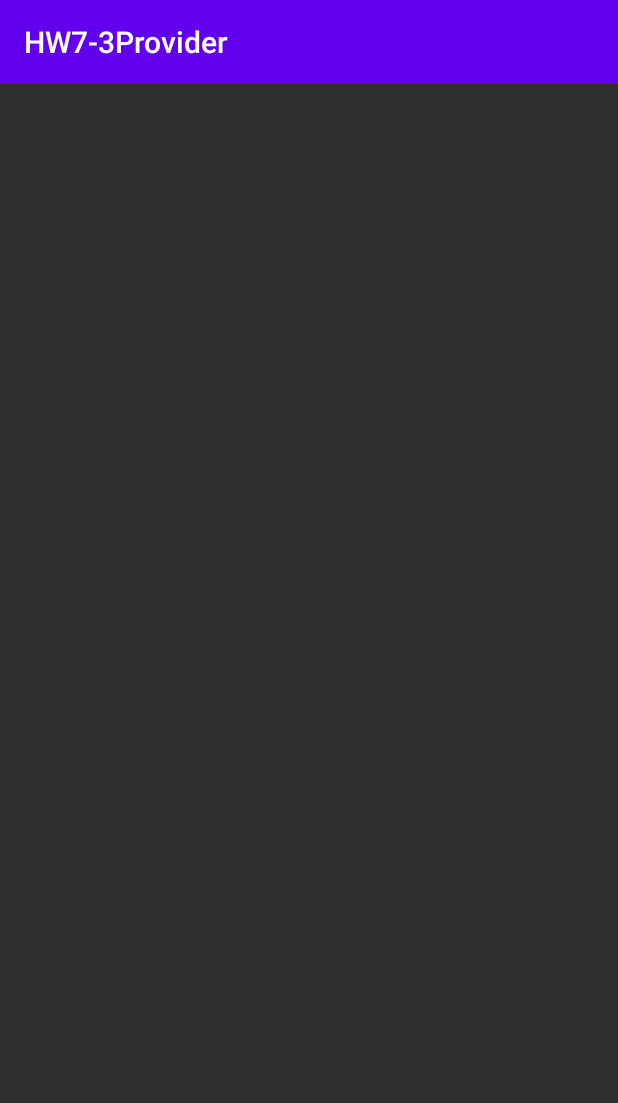
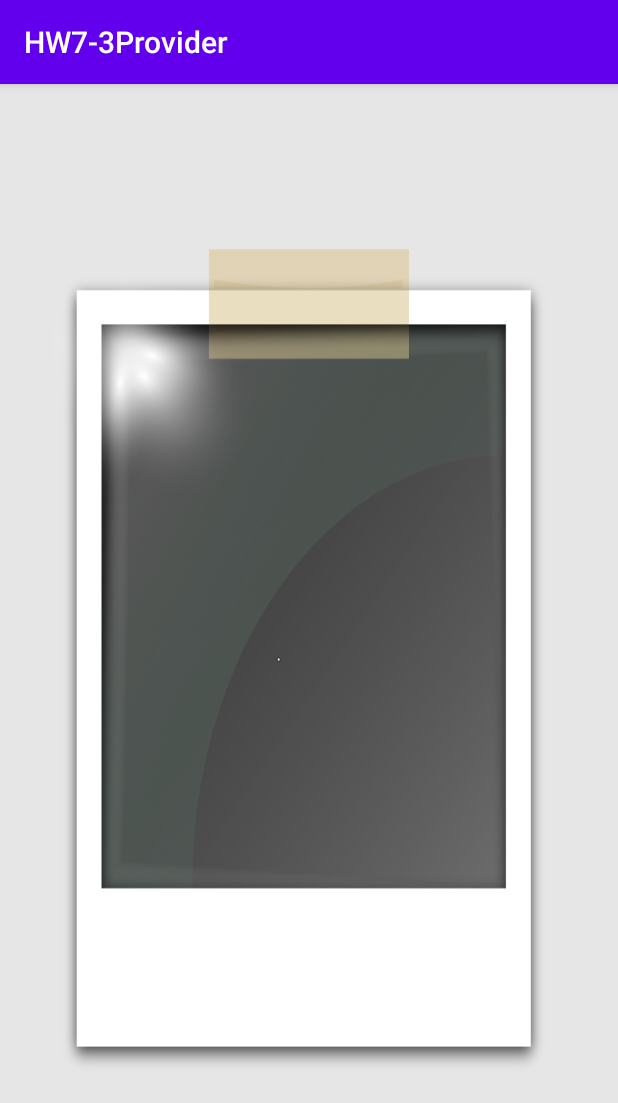
Before and after one commit to Park-kxng/Android_provider, an Android app: the BeautifulMoment screen opened directly, with no data from a screen before it, on a phone screen of 412 x 824 dp. Shown: the top 1103 px of the screen. Run offline under Robolectric (Android 15) with nearby library versions, the light colour scheme and no system bars; 1 statement that could not run was skipped.

Commit message:
폴라로이드 디자인 추가

```diff
--- /dev/null
+++ b/app/src/main/res/drawable-v24/resize_polaroid.xml
@@ -0,0 +1,7 @@
+<?xml version="1.0" encoding="utf-8"?>
+<layer-list xmlns:android="http://schemas.android.com/apk/res/android">
+    <item
+        android:width="376dp"
+        android:height="514dp"
+        android:drawable="@drawable/polaroid" />
+</layer-list>
--- a/app/src/main/res/layout/activity_beautiful_moment.xml
+++ b/app/src/main/res/layout/activity_beautiful_moment.xml
@@ -1,21 +1,41 @@
 <?xml version="1.0" encoding="utf-8"?>
-<androidx.constraintlayout.widget.ConstraintLayout xmlns:android="http://schemas.android.com/apk/res/android"
+<LinearLayout xmlns:android="http://schemas.android.com/apk/res/android"
     xmlns:app="http://schemas.android.com/apk/res-auto"
     xmlns:tools="http://schemas.android.com/tools"
     android:layout_width="match_parent"
     android:layout_height="match_parent"
+    android:background="#E6E6E6"
     tools:context=".BeautifulMoment">
 
-    <ImageView
-        android:id="@+id/imageViewClickPosition"
-        android:layout_width="wrap_content"
-        android:layout_height="wrap_content"
-        android:layout_marginStart="147dp"
-        android:layout_marginTop="315dp"
-        android:layout_marginEnd="147dp"
-        android:layout_marginBottom="316dp"
-        app:layout_constraintTop_toTopOf="parent"
-        app:layout_constraintLeft_toLeftOf="parent"
-        app:layout_constraintBottom_toBottomOf="parent"
-        app:layout_constraintRight_toRightOf="parent"/>
-</androidx.constraintlayout.widget.ConstraintLayout>
+    <FrameLayout
+        android:layout_width="match_parent"
+        android:layout_height="match_parent"
+        android:layout_gravity="center">
+
+        <ImageView
+            android:id="@+id/imageViewClickPosition3"
+            android:layout_width="275dp"
+            android:layout_height="377dp"
+            android:layout_gravity="center"
+            android:layout_marginRight="4dp"
+            android:layout_marginBottom="35dp"
+            android:background="#424141" />
+
+        <ImageView
+            android:id="@+id/imageViewClickPosition"
+            android:layout_width="275dp"
+            android:layout_height="377dp"
+            android:layout_gravity="center"
+            android:layout_marginRight="4dp"
+            android:layout_marginBottom="35dp" />
+
+        <ImageView
+            android:id="@+id/imageViewClickPosition2"
+            android:layout_width="1000dp"
+            android:layout_height="662dp"
+            android:layout_gravity="center"
+            app:srcCompat="@drawable/resize_polaroid" />
+
+    </FrameLayout>
+
+</LinearLayout>
```
Also changed, not shown: app/src/main/java/smu/hw7_3provider/MomentsOfTheSeason.java (+6 -4 lines), app/src/main/res/layout/activity_main.xml (+31 -11 lines), app/src/main/res/drawable-v24/polaroid.png (added), 2 other files.
